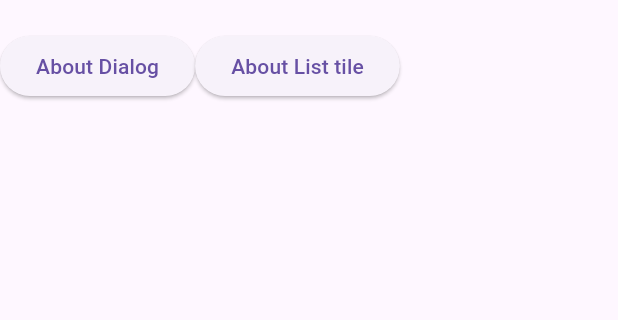
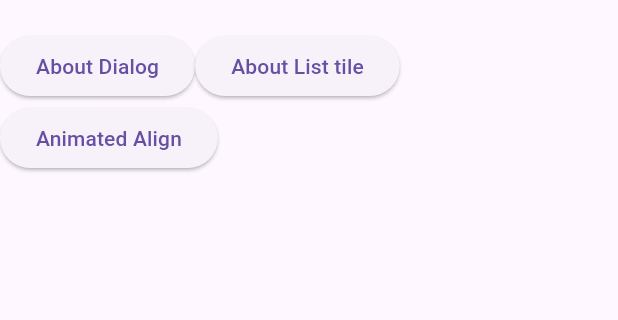
Before and after one commit to NaVindu0315/Flutter-Widgets, a Flutter app: the screen it shows after launch, on a phone screen of 412 x 824 dp, the part 84-404 px from its top. Run offline on Flutter 3.47's test engine with Material 3 defaults, Android fonts, the phone set to English and light mode, and no system bars.

Commit message:
new btn for align widget

```diff
--- a/lib/Dashboard.dart
+++ b/lib/Dashboard.dart
@@ -83,6 +83,19 @@ class _DashState extends State<Dash> {
                         child: Text('About List tile')),
                   ],
                 ),
+                Row(
+                  children: [
+                    ElevatedButton(
+                        onPressed: () {
+                          Navigator.push(
+                            context,
+                            MaterialPageRoute(
+                                builder: (context) => AboutTile()),
+                          );
+                        },
+                        child: Text('Animated Align')),
+                  ],
+                ),
               ],
             ),
           ),
```
